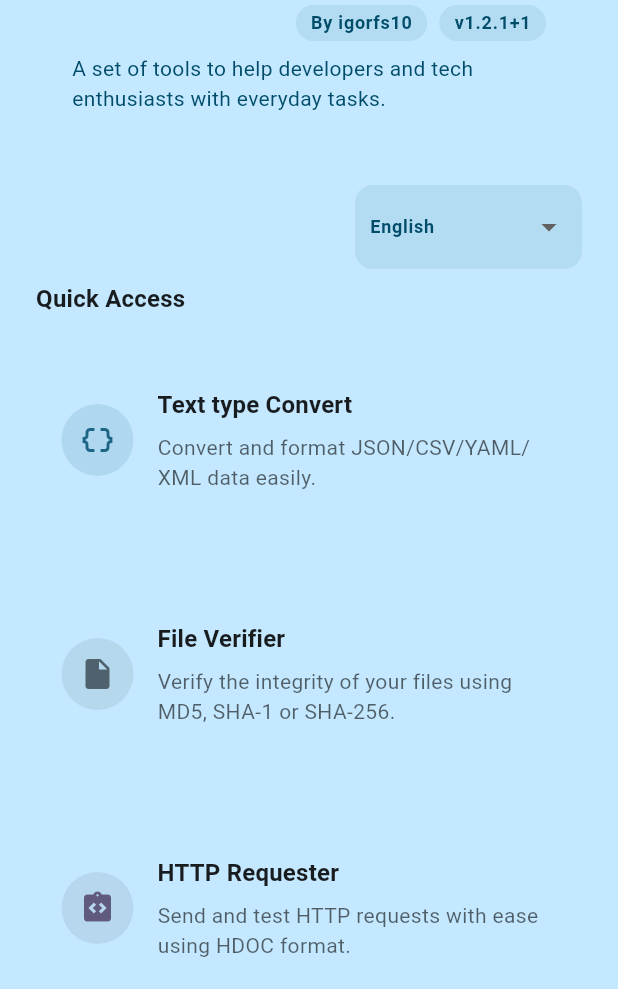
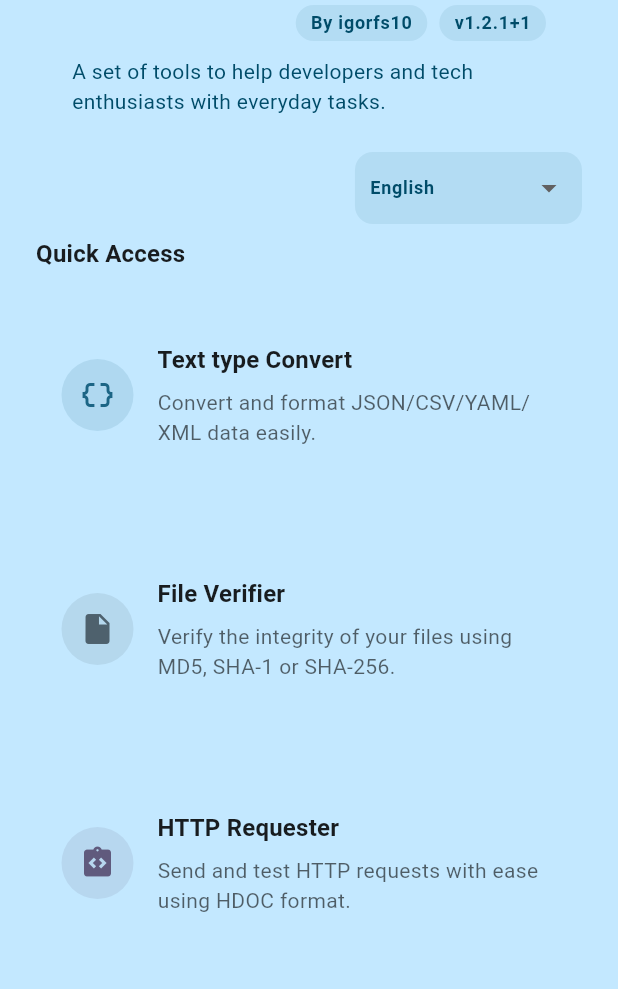
Before and after one commit to igorfs10/fluru_tools, a Flutter app: the screen it shows after launch, on a phone screen of 412 x 824 dp, the part 247-1236 px from its top. Run offline on Flutter 3.47's test engine with Material 3 defaults, Android fonts, the phone set to English and light mode, and no system bars; our stand-ins replace csv, file_picker, package_info_plus, web, yaml.

Commit message:
Adjust spacing and padding in StartPage layout
Increased the SizedBox height from 8 to 10 for improved spacing, removed an unnecessary SizedBox of height 24, and set the vertical padding of the locale selector to 0 for a more compact appearance.

```diff
--- a/lib/pages/start_page.dart
+++ b/lib/pages/start_page.dart
@@ -130,7 +130,7 @@ class StartPage extends StatelessWidget {
                             ),
                           ],
                         ),
-                        SizedBox(height: 8),
+                        SizedBox(height: 10),
                         Text(
                           AppLocalizations.of(context)!.appDescription,
                           style: Theme.of(context).textTheme.bodyMedium
@@ -139,8 +139,6 @@ class StartPage extends StatelessWidget {
                       ],
                     ),
                   ),
-
-                  SizedBox(height: 24),
                   // Seletor de idioma reposicionado
                   Align(
                     alignment: Alignment.centerRight,
@@ -310,7 +308,7 @@ class _LocaleSelector extends StatelessWidget {
         color: scheme.onPrimaryContainer.withValues(alpha: .08),
         borderRadius: BorderRadius.circular(12),
       ),
-      padding: EdgeInsets.symmetric(horizontal: 10, vertical: 4),
+      padding: EdgeInsets.symmetric(horizontal: 10, vertical: 0),
       child: DropdownButtonHideUnderline(
         child: DropdownButton<Locale>(
           value: effective,
```
